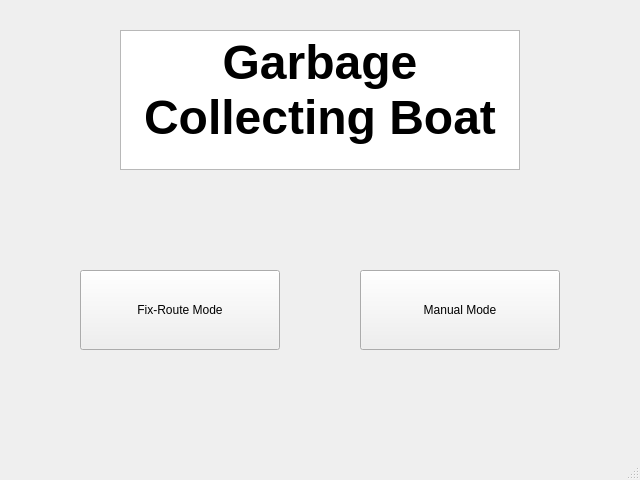
This is mainwindow.ui in ece477grp6/GCB_UI as Qt 5 draws it before an edit. The edited form follows.
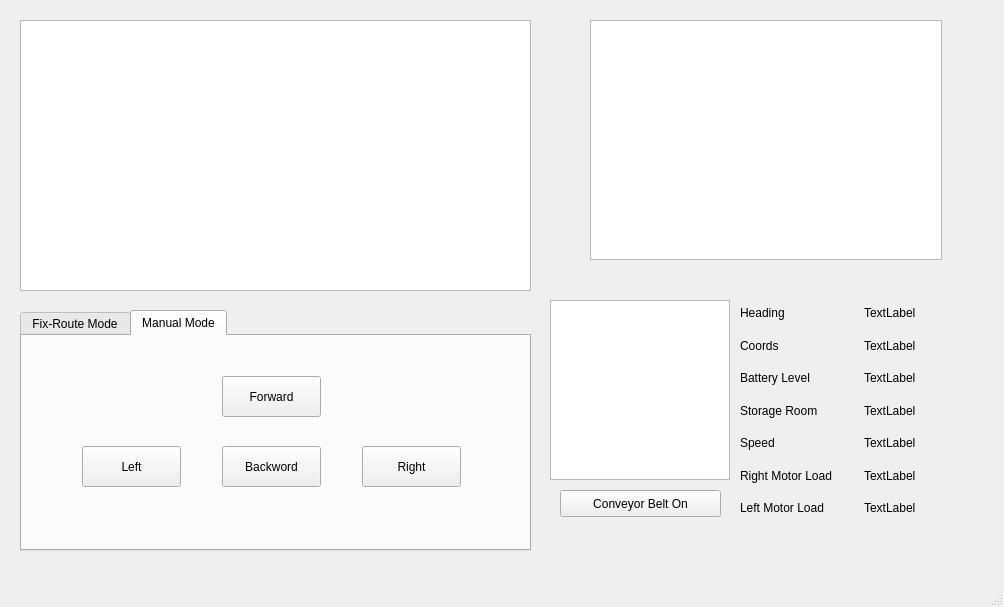
This is the edited form. The open tabs and pages were chosen to show the change.

Diff of the .ui file:
```diff
--- a/mainwindow.ui
+++ b/mainwindow.ui
@@ -2,12 +2,15 @@
 <ui version="4.0">
  <class>MainWindow</class>
  <widget class="QMainWindow" name="MainWindow">
+  <property name="enabled">
+   <bool>true</bool>
+  </property>
   <property name="geometry">
    <rect>
     <x>0</x>
     <y>0</y>
-    <width>640</width>
-    <height>480</height>
+    <width>1004</width>
+    <height>607</height>
    </rect>
   </property>
   <property name="windowTitle">
@@ -17,50 +20,289 @@
    <bool>true</bool>
   </property>
   <widget class="QWidget" name="centralwidget">
-   <widget class="QPushButton" name="pushButton">
+   <widget class="QWidget" name="horizontalLayoutWidget">
     <property name="geometry">
      <rect>
-      <x>80</x>
-      <y>270</y>
-      <width>200</width>
-      <height>80</height>
+      <x>20</x>
+      <y>20</y>
+      <width>511</width>
+      <height>271</height>
      </rect>
     </property>
-    <property name="text">
-     <string>Fix-Route Mode</string>
+    <layout class="QHBoxLayout" name="horizontalLayout">
+     <item>
+      <widget class="QGraphicsView" name="graphicsView_map"/>
+     </item>
+    </layout>
+   </widget>
+   <widget class="QWidget" name="verticalLayoutWidget">
+    <property name="geometry">
+     <rect>
+      <x>20</x>
+      <y>310</y>
+      <width>511</width>
+      <height>241</height>
+     </rect>
     </property>
+    <layout class="QVBoxLayout" name="verticalLayout">
+     <item>
+      <widget class="QTabWidget" name="tabWidget">
+       <property name="currentIndex">
+        <number>0</number>
+       </property>
+       <widget class="QWidget" name="tab1">
+        <attribute name="title">
+         <string>Fix-Route Mode</string>
+        </attribute>
+        <widget class="QListView" name="listView">
+         <property name="geometry">
+          <rect>
+           <x>10</x>
+           <y>50</y>
+           <width>311</width>
+           <height>131</height>
+          </rect>
+         </property>
+        </widget>
+        <widget class="QPushButton" name="pushButton_add">
+         <property name="geometry">
+          <rect>
+           <x>370</x>
+           <y>10</y>
+           <width>99</width>
+           <height>27</height>
+          </rect>
+         </property>
+         <property name="text">
+          <string>Add</string>
+         </property>
+        </widget>
+        <widget class="QPushButton" name="pushButton_delete">
+         <property name="geometry">
+          <rect>
+           <x>370</x>
+           <y>50</y>
+           <width>99</width>
+           <height>27</height>
+          </rect>
+         </property>
+         <property name="text">
+          <string>Delete</string>
+         </property>
+        </widget>
+        <widget class="QLineEdit" name="lineEdit">
+         <property name="geometry">
+          <rect>
+           <x>10</x>
+           <y>10</y>
+           <width>311</width>
+           <height>27</height>
+          </rect>
+         </property>
+        </widget>
+       </widget>
+       <widget class="QWidget" name="tab2">
+        <attribute name="title">
+         <string>Manual Mode</string>
+        </attribute>
+        <widget class="QPushButton" name="pushButton_forward">
+         <property name="geometry">
+          <rect>
+           <x>200</x>
+           <y>40</y>
+           <width>99</width>
+           <height>41</height>
+          </rect>
+         </property>
+         <property name="text">
+          <string>Forward</string>
+         </property>
+        </widget>
+        <widget class="QPushButton" name="pushButton_left">
+         <property name="geometry">
+          <rect>
+           <x>60</x>
+           <y>110</y>
+           <width>99</width>
+           <height>41</height>
+          </rect>
+         </property>
+         <property name="text">
+          <string>Left</string>
+         </property>
+        </widget>
+        <widget class="QPushButton" name="pushButton_right">
+         <property name="geometry">
+          <rect>
+           <x>340</x>
+           <y>110</y>
+           <width>99</width>
+           <height>41</height>
+          </rect>
+         </property>
+         <property name="text">
+          <string>Right</string>
+         </property>
+        </widget>
+        <widget class="QPushButton" name="pushButton_backword">
+         <property name="geometry">
+          <rect>
+           <x>200</x>
+           <y>110</y>
+           <width>99</width>
+           <height>41</height>
+          </rect>
+         </property>
+         <property name="text">
+          <string>Backword</string>
+         </property>
+        </widget>
+       </widget>
+      </widget>
+     </item>
+    </layout>
    </widget>
-   <widget class="QPushButton" name="pushButton_2">
+   <widget class="QWidget" name="gridLayoutWidget">
     <property name="geometry">
      <rect>
-      <x>360</x>
-      <y>270</y>
-      <width>200</width>
-      <height>80</height>
+      <x>740</x>
+      <y>300</y>
+      <width>241</width>
+      <height>221</height>
      </rect>
     </property>
-    <property name="text">
-     <string>Manual Mode</string>
+    <layout class="QGridLayout" name="gridLayout">
+     <item row="5" column="0">
+      <widget class="QLabel" name="label_right_motor">
+       <property name="text">
+        <string>Right Motor Load</string>
+       </property>
+      </widget>
+     </item>
+     <item row="0" column="0">
+      <widget class="QLabel" name="label_heading">
+       <property name="text">
+        <string>Heading</string>
+       </property>
+      </widget>
+     </item>
+     <item row="2" column="1">
+      <widget class="QLabel" name="label_battery_info">
+       <property name="text">
+        <string>TextLabel</string>
+       </property>
+      </widget>
+     </item>
+     <item row="5" column="1">
+      <widget class="QLabel" name="label_right_motor_info">
+       <property name="text">
+        <string>TextLabel</string>
+       </property>
+      </widget>
+     </item>
+     <item row="4" column="0">
+      <widget class="QLabel" name="label_speed">
+       <property name="text">
+        <string>Speed</string>
+       </property>
+      </widget>
+     </item>
+     <item row="0" column="1">
+      <widget class="QLabel" name="label_heading_info">
+       <property name="text">
+        <string>TextLabel</string>
+       </property>
+      </widget>
+     </item>
+     <item row="1" column="0">
+      <widget class="QLabel" name="label_coords">
+       <property name="text">
+        <string>Coords</string>
+       </property>
+      </widget>
+     </item>
+     <item row="1" column="1">
+      <widget class="QLabel" name="label_coords_info">
+       <property name="text">
+        <string>TextLabel</string>
+       </property>
+      </widget>
+     </item>
+     <item row="4" column="1">
+      <widget class="QLabel" name="label_speed_info">
+       <property name="text">
+        <string>TextLabel</string>
+       </property>
+      </widget>
+     </item>
+     <item row="3" column="1">
+      <widget class="QLabel" name="label_storage_info">
+       <property name="text">
+        <string>TextLabel</string>
+       </property>
+      </widget>
+     </item>
+     <item row="3" column="0">
+      <widget class="QLabel" name="label_storage">
+       <property name="text">
+        <string>Storage Room</string>
+       </property>
+      </widget>
+     </item>
+     <item row="2" column="0">
+      <widget class="QLabel" name="label_battery">
+       <property name="text">
+        <string>Battery Level</string>
+       </property>
+      </widget>
+     </item>
+     <item row="6" column="0">
+      <widget class="QLabel" name="label_left_motor">
+       <property name="text">
+        <string>Left Motor Load</string>
+       </property>
+      </widget>
+     </item>
+     <item row="6" column="1">
+      <widget class="QLabel" name="label_1left_motor_info">
+       <property name="text">
+        <string>TextLabel</string>
+       </property>
+      </widget>
+     </item>
+    </layout>
+   </widget>
+   <widget class="QGraphicsView" name="graphicsView_Compass">
+    <property name="geometry">
+     <rect>
+      <x>550</x>
+      <y>300</y>
+      <width>180</width>
+      <height>180</height>
+     </rect>
     </property>
    </widget>
-   <widget class="QTextEdit" name="textEdit">
+   <widget class="QGraphicsView" name="graphicsView_camera">
     <property name="geometry">
      <rect>
-      <x>120</x>
-      <y>30</y>
-      <width>400</width>
-      <height>140</height>
+      <x>590</x>
+      <y>20</y>
+      <width>352</width>
+      <height>240</height>
      </rect>
     </property>
-    <property name="html">
-     <string>&lt;!DOCTYPE HTML PUBLIC &quot;-//W3C//DTD HTML 4.0//EN&quot; &quot;http://www.w3.org/TR/REC-html40/strict.dtd&quot;&gt;
-&lt;html&gt;&lt;head&gt;&lt;meta name=&quot;qrichtext&quot; content=&quot;1&quot; /&gt;&lt;style type=&quot;text/css&quot;&gt;
-p, li { white-space: pre-wrap; }
-&lt;/style&gt;&lt;/head&gt;&lt;body style=&quot; font-family:'Ubuntu'; font-size:11pt; font-weight:400; font-style:normal;&quot;&gt;
-&lt;p align=&quot;center&quot; style=&quot; margin-top:0px; margin-bottom:0px; margin-left:0px; margin-right:0px; -qt-block-indent:0; text-indent:0px;&quot;&gt;&lt;span style=&quot; font-size:36pt; font-weight:600;&quot;&gt;Garbage Collecting Boat&lt;/span&gt;&lt;/p&gt;&lt;/body&gt;&lt;/html&gt;</string>
+   </widget>
+   <widget class="QPushButton" name="pushButton_belt">
+    <property name="geometry">
+     <rect>
+      <x>560</x>
+      <y>490</y>
+      <width>161</width>
+      <height>27</height>
+     </rect>
     </property>
-    <property name="acceptRichText">
-     <bool>true</bool>
+    <property name="text">
+     <string>Conveyor Belt On</string>
     </property>
    </widget>
   </widget>
```
Left out of the diff: 4 changed lines with no effect on the pictures.
